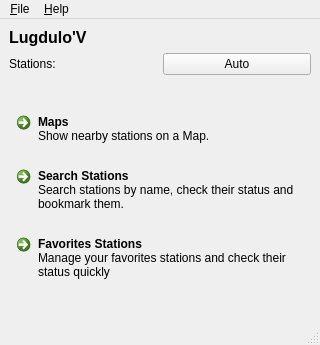
Old version of the form lugdulov/mainwindow.ui in the repository iksaif/lugdulov.
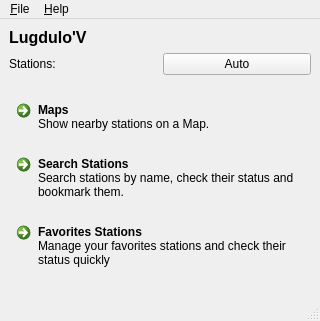
New version of the form. Icons and pictures are not drawn.

Commit message: maemo5: Qt 4.7 fixed some bugs

Diff of the .ui file:
```diff
--- a/lugdulov/mainwindow.ui
+++ b/lugdulov/mainwindow.ui
@@ -7,7 +7,7 @@
     <x>0</x>
     <y>0</y>
     <width>320</width>
-    <height>345</height>
+    <height>321</height>
    </rect>
   </property>
   <property name="windowTitle">
```
The commit also changes 1 other file.
